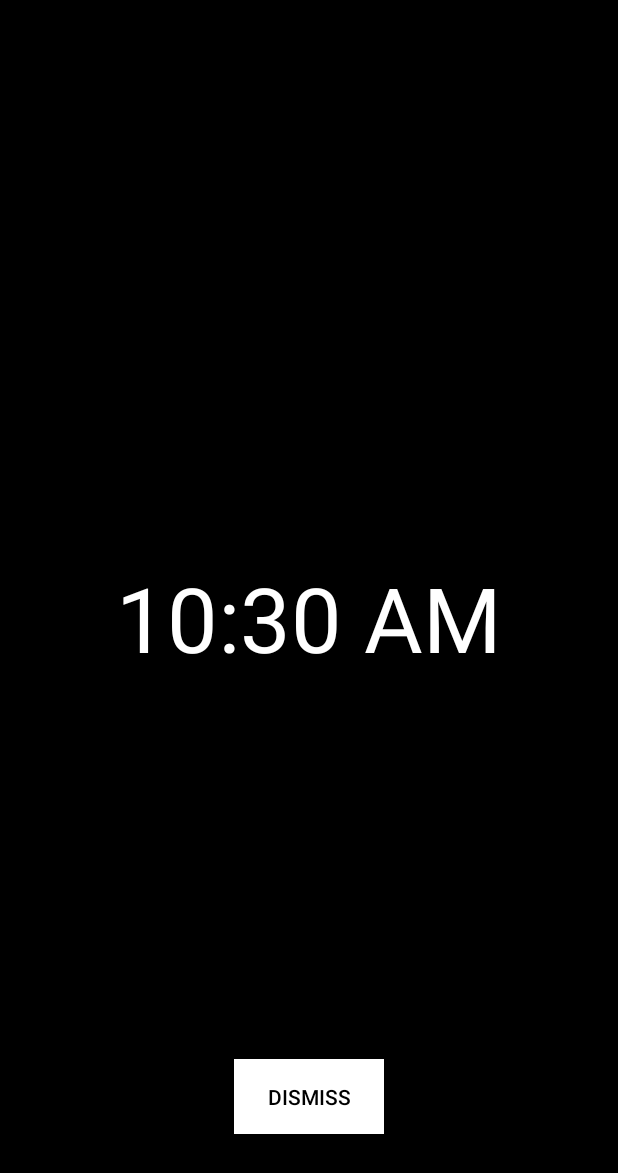
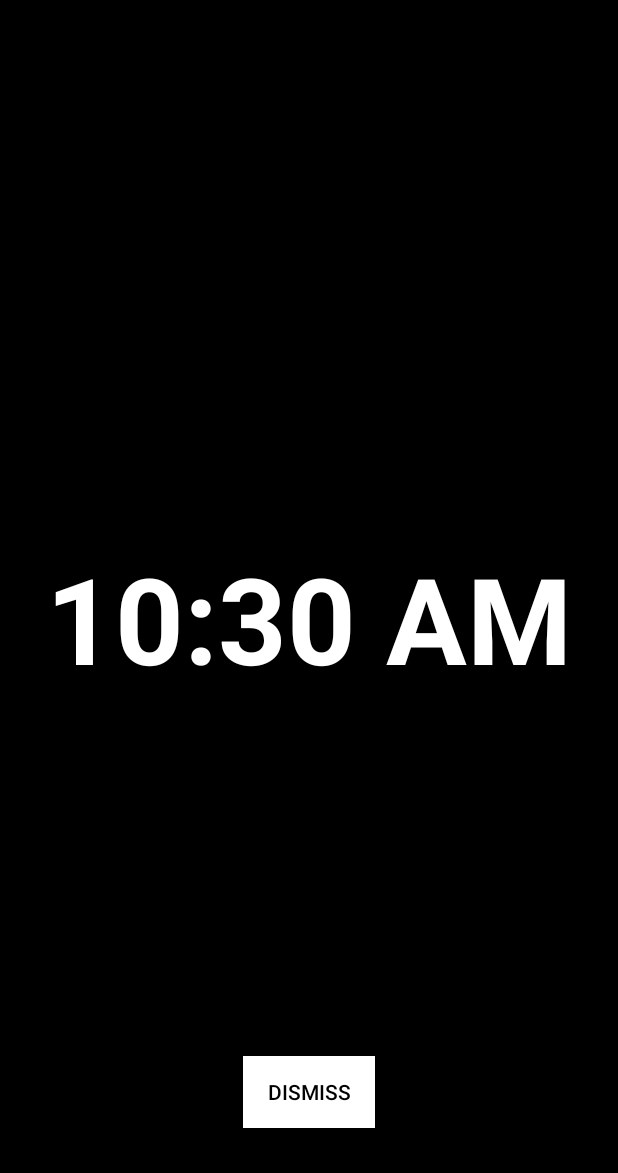
Before and after one commit to mehnazTara/AlarmClock, an Android app: the screen it shows after launch (MainActivity), on a phone screen of 412 x 824 dp. Shown: the top 1173 px of the screen. Run offline under Robolectric (Android 15) with nearby library versions, the phone set to English and light mode, and no system bars.

Commit message:
minor UI changes

```diff
--- a/app/src/main/res/layout/fragment_alarm_list.xml
+++ b/app/src/main/res/layout/fragment_alarm_list.xml
@@ -21,8 +21,8 @@
     <Button
         android:text="Set"
         android:layout_width="wrap_content"
-        android:layout_height="wrap_content"
-        android:layout_marginBottom="86dp"
+        android:layout_height="50dp"
+        android:layout_marginBottom="80dp"
         android:id="@+id/button3"
         android:background="@color/white"
         android:layout_alignParentBottom="true"
--- a/app/src/main/res/layout/fragment_main.xml
+++ b/app/src/main/res/layout/fragment_main.xml
@@ -14,26 +14,26 @@
     android:background="@android:color/black">
     <!--tools:showIn="@layout/activity_main_activity"-->
 
-    <TextClock
+    <Button
+        android:text="Dismiss"
         android:layout_width="wrap_content"
         android:layout_height="wrap_content"
-        android:layout_centerVertical="true"
-        android:layout_centerHorizontal="true"
-        android:id="@+id/textClock"
-        android:textSize="60sp"
-        android:textColor="@color/white"/>
-
-    <Button
-        android:text="Dismiss"
-        android:layout_width="100sp"
-        android:layout_height="50sp"
-        android:layout_marginRight="40dp"
         android:id="@+id/end_alarm"
         android:background="@color/white"
         android:textColor="@color/black"
         android:layout_alignParentBottom="true"
         android:layout_centerHorizontal="true"
-        android:layout_marginBottom="52dp" />
+        android:layout_marginBottom="56dp" />
+
+    <TextClock
+        android:layout_width="wrap_content"
+        android:layout_height="wrap_content"
+        android:id="@+id/textClock"
+        android:textSize="80sp"
+        android:textColor="@color/white"
+        android:textStyle="bold"
+        android:layout_centerVertical="true"
+        android:layout_centerHorizontal="true" />
 
 
 </RelativeLayout>
```
